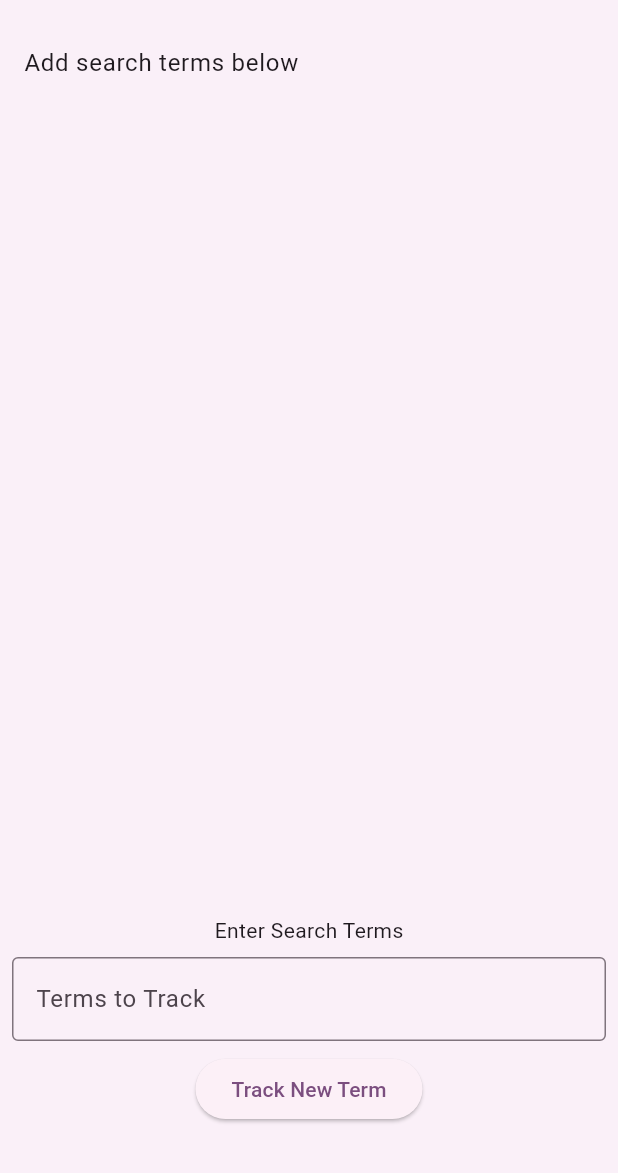
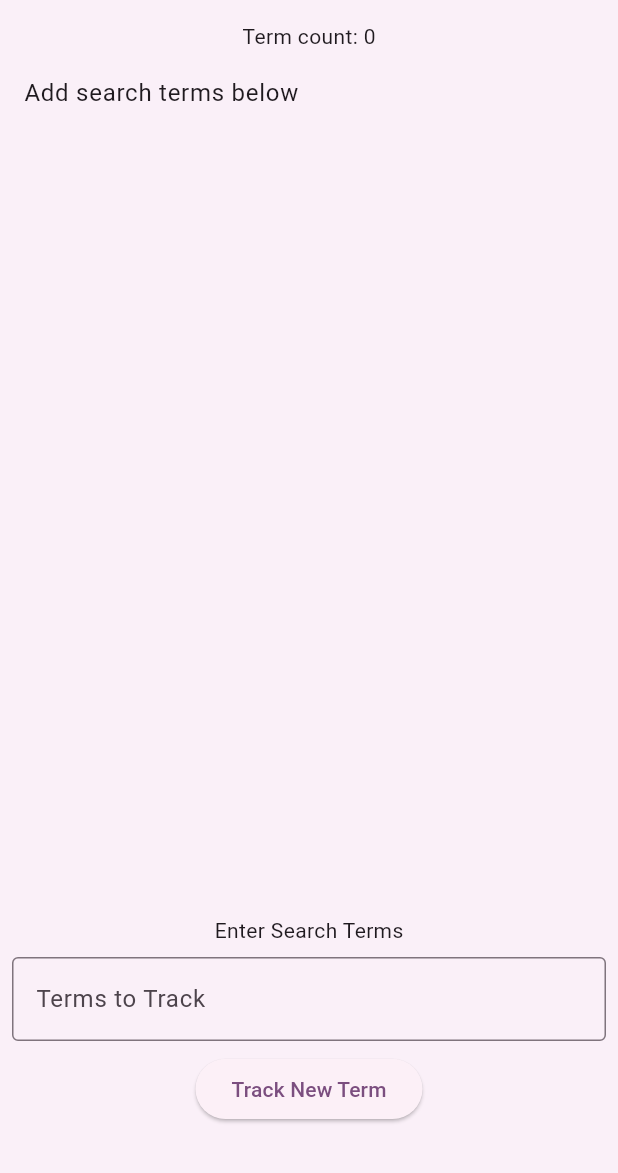
Before and after one commit to mmnessim/news_tracker_flutter, a Flutter app: the screen it shows after launch, on a phone screen of 412 x 824 dp, the part 63-1236 px from its top. Run offline on Flutter 3.47's test engine with Material 3 defaults, Android fonts, the light colour scheme and no system bars; our stand-ins replace flutter_dotenv, flutter_local_notifications, permission_handler, shared_preferences, timezone.

Commit message:
Add _termMap to main.dart to store index along with term

```diff
--- a/lib/main.dart
+++ b/lib/main.dart
@@ -69,6 +69,8 @@ class MyHomePage extends StatefulWidget {
 class _MyHomePageState extends State<MyHomePage> {
   /// List of tracked search terms.
   final List<String> _searchTerms = [];
+  final Map<String, int> _termMap = {};
+  int _termCount = 0;
 
   /// Loads search terms from preferences when the widget is initialized.
   @override
@@ -93,9 +95,14 @@ class _MyHomePageState extends State<MyHomePage> {
         );
       });
     }
+
     loadSearchTerms().then((terms) {
       setState(() {
         _searchTerms.addAll(terms);
+        for (int i = 0; i < terms.length; i++) {
+          _termMap[terms[i]] = i;
+        }
+        _termCount = terms.length;
       });
     });
   }
@@ -104,6 +111,8 @@ class _MyHomePageState extends State<MyHomePage> {
   void _addSearchTerm(String term) async {
     setState(() {
       _searchTerms.add(term);
+      _termMap[term] = _termCount;
+      _termCount++;
     });
     final time = await loadNotificationTime() ?? TimeOfDay.now();
     saveSearchTerms(_searchTerms);
@@ -123,6 +132,8 @@ class _MyHomePageState extends State<MyHomePage> {
   void _removeSearchTerm(String term) {
     setState(() {
       _searchTerms.remove(term);
+      _termMap.remove(term);
+      _termCount--;
     });
     saveSearchTerms(_searchTerms);
   }
@@ -185,6 +196,7 @@ class _MyHomePageState extends State<MyHomePage> {
       body: PageBodyContainer(
         children: [
           //TimePickerRow(),
+          Text('Term count: $_termCount'),
           Expanded(
             child: TrackedTermsList(
               terms: _searchTerms,
--- a/lib/utils/notifications/reschedule_notifications.dart
+++ b/lib/utils/notifications/reschedule_notifications.dart
@@ -4,7 +4,6 @@ import 'package:flutter/material.dart';
 import 'package:news_tracker/utils/notifications/initialize_notifications.dart';
 import 'package:news_tracker/utils/notifications/pending_notifications.dart';
 import 'package:news_tracker/utils/notifications/schedule_notifications.dart';
-import 'package:news_tracker/utils/notifications/show_notification.dart';
 import 'package:news_tracker/utils/preferences.dart';
 import 'package:news_tracker/utils/tz_convert.dart';
 
```
Also changed, not shown: 3 other files.
